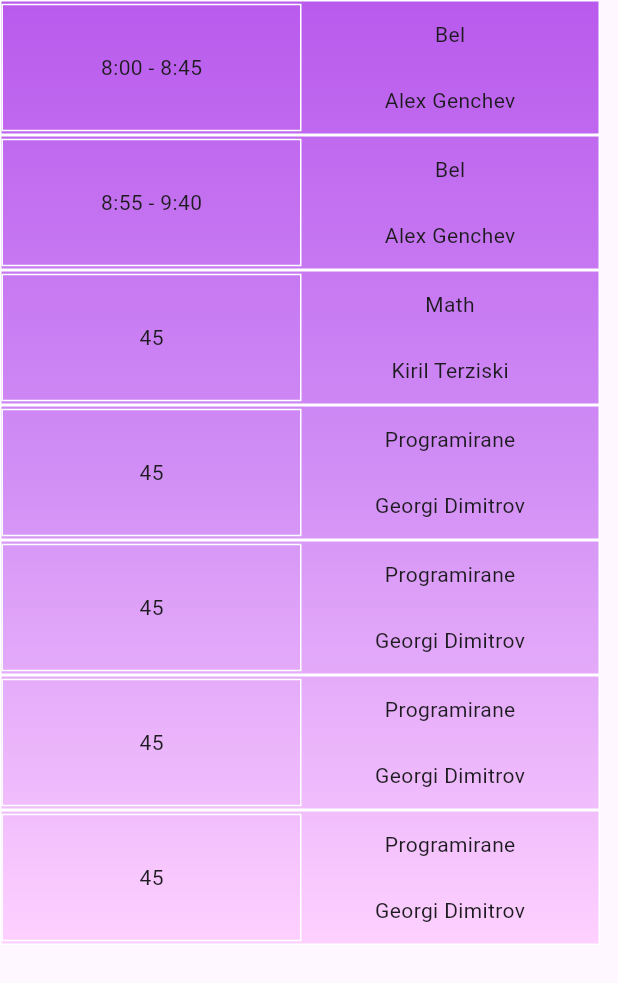
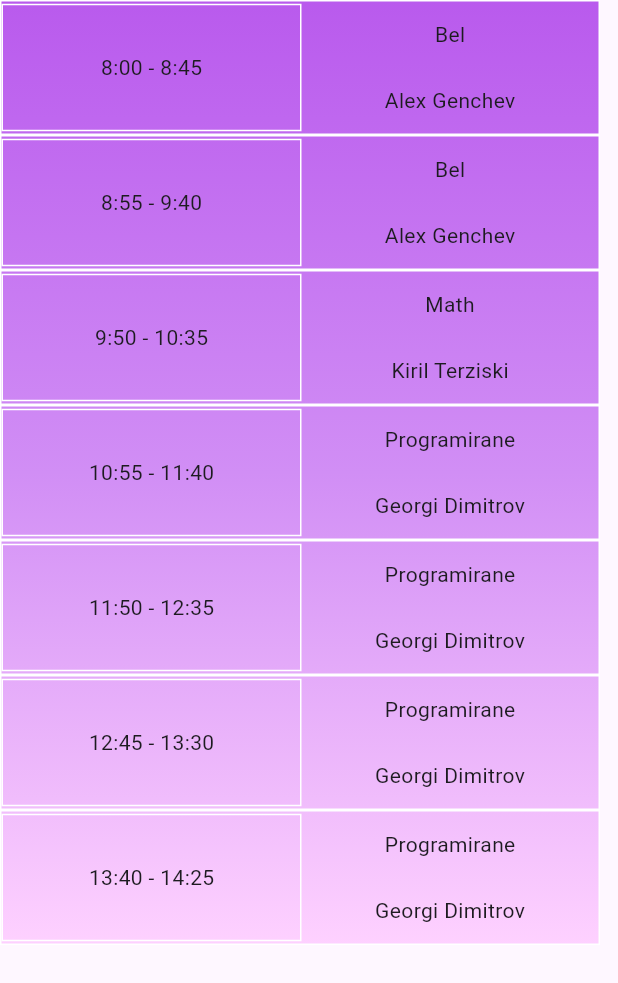
Before and after one commit to Sk1Gr1m/SchoolTimely, a Flutter app: the Schedule screen opened directly, on a phone screen of 412 x 824 dp. Shown: the top 983 px of the screen. Run offline on Flutter 3.47's test engine with Material 3 defaults, Android fonts, the light colour scheme and no system bars.

Commit message:
connected the schedule page and cleaned some warnings

```diff
--- a/lib/calendar_screen.dart
+++ b/lib/calendar_screen.dart
@@ -118,7 +118,7 @@ class DayCell extends StatelessWidget {
         Navigator.push(
           context,
           MaterialPageRoute(
-            builder: (context) => Day_page(
+            builder: (context) => Daypage(
               selectedDay: day
             ),
           ),
--- a/lib/schedule.dart
+++ b/lib/schedule.dart
@@ -36,31 +36,31 @@ class Schedule extends StatelessWidget {
                 decoration: BoxDecoration(
                   border: Border.all(color: Colors.white)
                 ),
-                child: Lesson( time: '45',lesson:'Math',teacher:'Kiril Terziski'),
+                child: Lesson( time: '9:50 - 10:35',lesson:'Math',teacher:'Kiril Terziski'),
               ),
               Container(
                 decoration: BoxDecoration(
                   border: Border.all(color: Colors.white)
                 ),
-                child:Lesson( time: '45',lesson:'Programirane',teacher:'Georgi Dimitrov'),
+                child:Lesson( time: '10:55 - 11:40',lesson:'Programirane',teacher:'Georgi Dimitrov'),
               ),
               Container(
                 decoration: BoxDecoration(
                   border: Border.all(color: Colors.white)
                 ),
-                child: Lesson( time: '45',lesson:'Programirane',teacher:'Georgi Dimitrov'),
+                child: Lesson( time: '11:50 - 12:35',lesson:'Programirane',teacher:'Georgi Dimitrov'),
               ),
               Container(
                 decoration: BoxDecoration(
                   border: Border.all(color: Colors.white)
                 ),
-                child: Lesson( time: '45',lesson:'Programirane',teacher:'Georgi Dimitrov'),
+                child: Lesson( time: '12:45 - 13:30',lesson:'Programirane',teacher:'Georgi Dimitrov'),
               ),
                Container(
                 decoration: BoxDecoration(
                   border: Border.all(color: Colors.white)
                 ),
-                child: Lesson( time: '45',lesson:'Programirane',teacher:'Georgi Dimitrov'),
+                child: Lesson( time: '13:40 - 14:25',lesson:'Programirane',teacher:'Georgi Dimitrov'),
               ),
             ],
           )
@@ -69,10 +69,10 @@ class Schedule extends StatelessWidget {
   }
 }
 class Lesson extends StatelessWidget {
-  late String time;
-  late String lesson;
-  late String teacher;
-      Lesson({required this.time,required this.lesson,required this.teacher,super.key});
+  final String time;
+  final String lesson;
+  final String teacher;
+      const Lesson({required this.time,required this.lesson,required this.teacher,super.key});
       @override
   Widget build(BuildContext context) {
     return  Row(
@@ -83,9 +83,9 @@ class Lesson extends StatelessWidget {
         color: Colors.transparent,
         ),
         padding: EdgeInsets.all(10),
-        child: Center(child: Text(time),),
         width: 200,
         height: 85,
+        child: Center(child: Text(time),),
       ),
       Expanded(child: Column(
         children:[
@@ -94,18 +94,18 @@ class Lesson extends StatelessWidget {
             color:Colors.transparent,
             ),
             padding: EdgeInsets.all(10),
+            width: 200,
+            height: 44,
             child: Center(child: Text(lesson),),
-            width: 200,
-             height: 44,
           ),
           Container(
             decoration: BoxDecoration(
             color: Colors.transparent,
             ),
             padding: EdgeInsets.all(10),
-            child: Center(child: Text(teacher),),
             width: 200,
-             height: 44,
+            height: 44,
+            child:  Center(child: Text(teacher),),
           ),
         ],
       ))],
```
Also changed, not shown: lib/day_table.dart (+5 -5 lines), lib/home.dart (+5 -7 lines).
